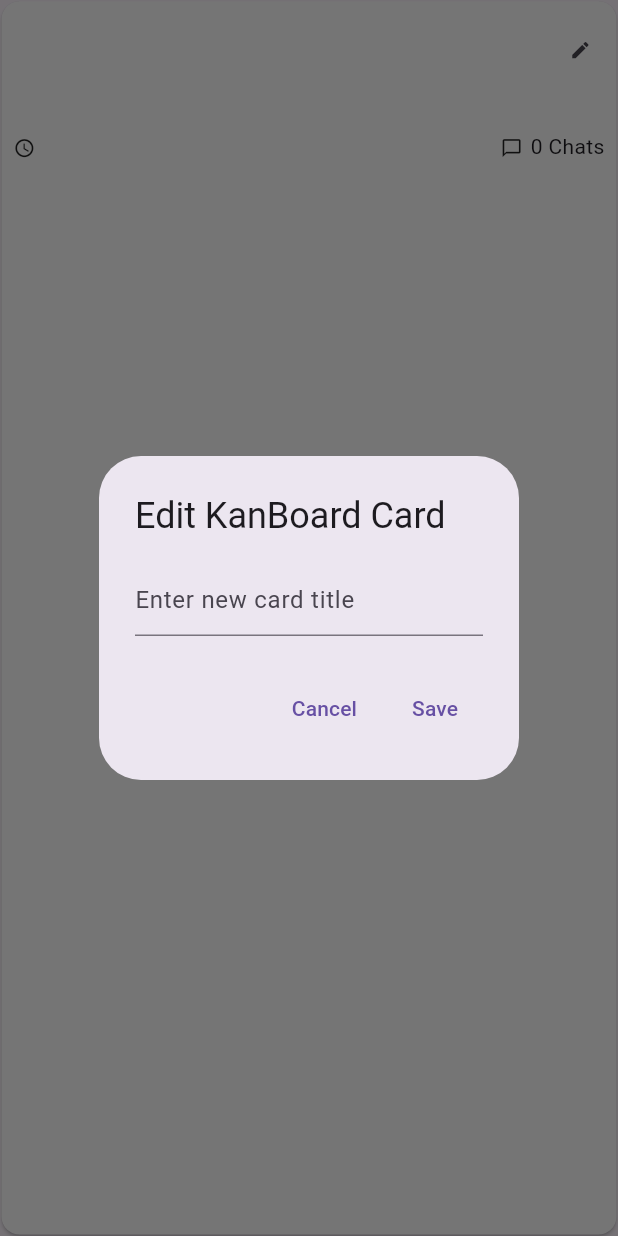
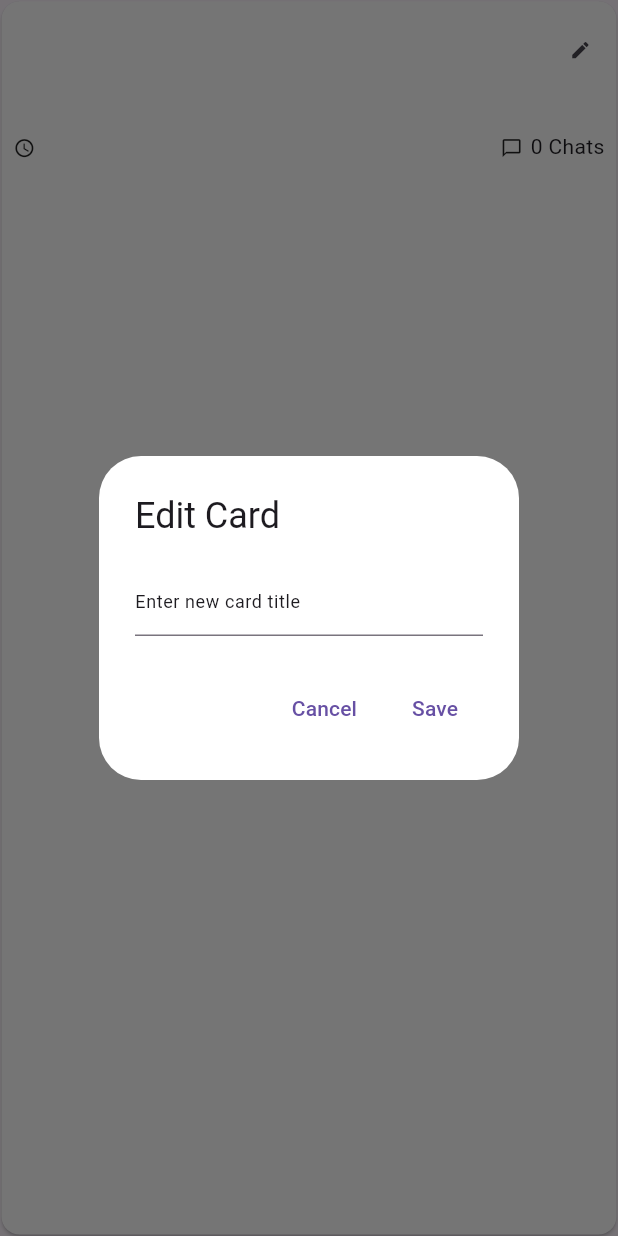
Before and after one commit to abdullahjavaid409/kanban_board, a Flutter app: the KanBoardCardWidget widget shown alone on an empty page, opened directly with empty values, after a tap on the "edit" icon, on a phone screen of 412 x 824 dp. Run offline on Flutter 3.47's test engine with Material 3 defaults, Android fonts, the phone set to English and light mode, and no system bars; our stand-ins replace dartz, dio, equatable, flutter_riverpod, flutter_screenutil, get_it and 3 more; missing offline and left inert: appflowy_board.

Commit message:
update the tite and dialog box color

```diff
--- a/lib/ui/home_screen/component/kan_board_widget.dart
+++ b/lib/ui/home_screen/component/kan_board_widget.dart
@@ -92,11 +92,13 @@ class KanBoardCardWidget extends StatelessWidget {
       context: context,
       builder: (BuildContext context) {
         return AlertDialog(
-          title: const Text('Edit KanBoard Card'),
+          backgroundColor: Colors.white,
+          title: const Text('Edit Card'),
           content: TextField(
             controller: titleController,
-            decoration: const InputDecoration(
+            decoration: InputDecoration(
               hintText: 'Enter new card title',
+              hintStyle: Theme.of(context).textTheme.bodySmall,
             ),
           ),
           actions: [
--- a/lib/ui/home_screen/home_screen.dart
+++ b/lib/ui/home_screen/home_screen.dart
@@ -136,7 +136,8 @@ class HomeScreen extends ConsumerWidget {
       context: context,
       builder: (BuildContext context) {
         return AlertDialog(
-          title: const Text('Add New KanBoard Card'),
+          backgroundColor: Colors.white,
+          title: const Text('Add Card'),
           content: TextField(
             controller: titleController,
             decoration: const InputDecoration(
```
